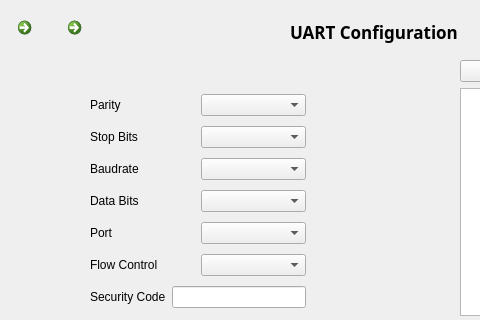
Nourreddine1920/Serial_Port_COM, file uart.ui: the form before one commit; both pictures show x 0 to 480 and y 0 to 320 of the 800 by 600 pixel window.
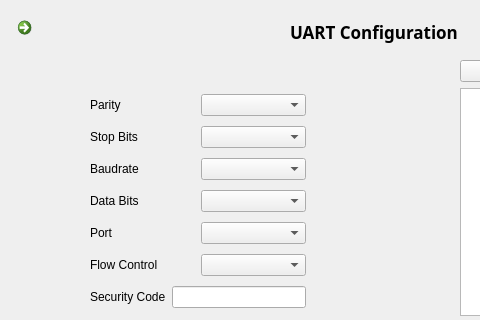
The form after the commit.

What changed in the file:
```diff
--- a/uart.ui
+++ b/uart.ui
@@ -241,19 +241,6 @@
     </property>
     <layout class="QVBoxLayout" name="verticalLayout"/>
    </widget>
-   <widget class="QCommandLinkButton" name="commandLinkButton_2">
-    <property name="geometry">
-     <rect>
-      <x>60</x>
-      <y>10</y>
-      <width>50</width>
-      <height>47</height>
-     </rect>
-    </property>
-    <property name="text">
-     <string/>
-    </property>
-   </widget>
   </widget>
   <widget class="QMenuBar" name="menubar">
    <property name="geometry">
```
